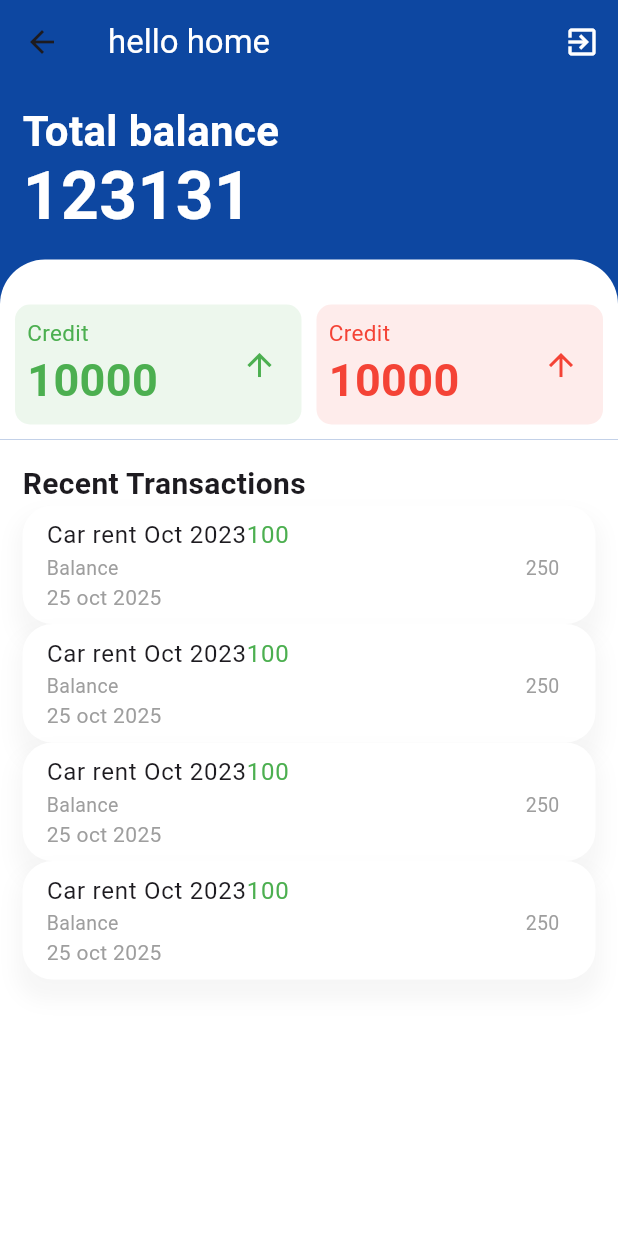
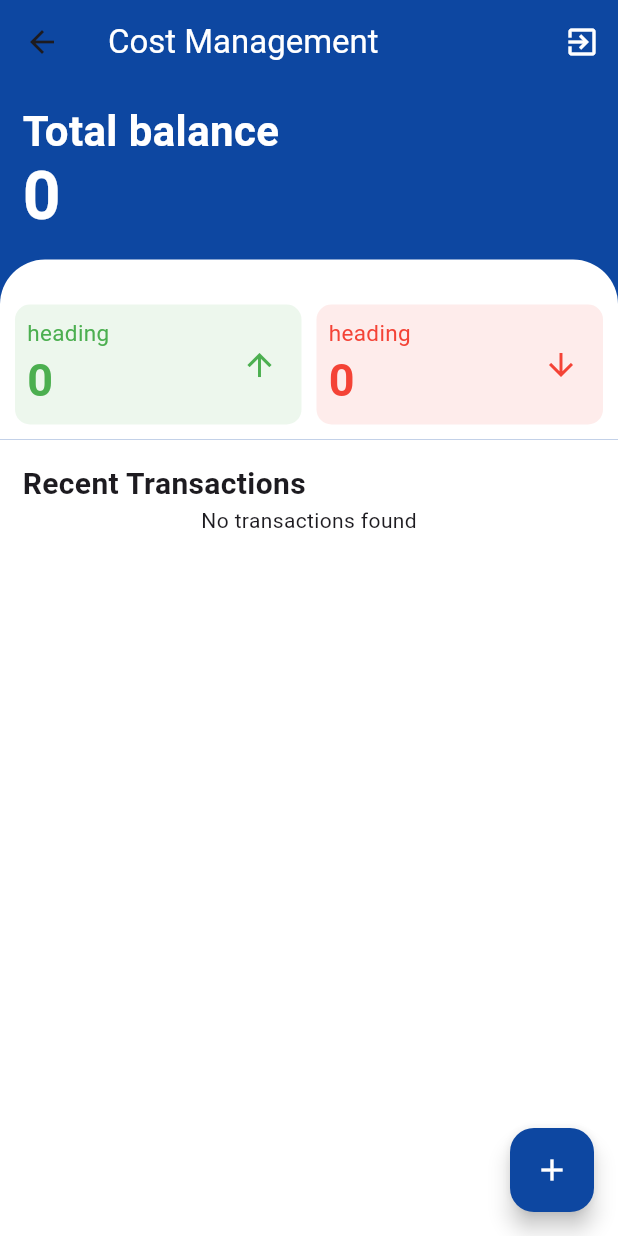
Before and after one commit to minhtrucit02/Cost-Management, a Flutter app: the HomeScreen screen opened directly, on a phone screen of 412 x 824 dp. Run offline on Flutter 3.47's test engine with Material 3 defaults, Android fonts, the phone set to English and light mode, and no system bars; our stand-ins replace cloud_firestore, firebase_auth, firebase_core, font_awesome_flutter; accounts and stored records are empty.

Commit message:
transactions

```diff
--- a/lib/home/Dashboard.dart
+++ b/lib/home/dashboard.dart
@@ -5,6 +5,7 @@ import 'package:flutter/material.dart';
 
 import '../screens/login_screen.dart';
 import '../widgets/navbar.dart';
+
 
 class Dashboard extends StatefulWidget{
   const Dashboard({super.key});
--- a/lib/home/home_screen.dart
+++ b/lib/home/home_screen.dart
@@ -1,3 +1,4 @@
+import 'package:cost_management/widgets/add_transaction_form.dart';
 import 'package:cost_management/widgets/transaction_card.dart';
 import 'package:firebase_auth/firebase_auth.dart';
 import 'package:flutter/material.dart';
@@ -14,6 +15,23 @@ class HomeScreen extends StatefulWidget {
 
 class _HomeScreenState extends State<HomeScreen> {
   var isLogoutLoading = false;
+  final userId = FirebaseAuth.instance.currentUser!.uid;
+
+  // Check if user is authenticated on initial screen load
+  @override
+  void initState() {
+    super.initState();
+
+    // Redirect to Login screen if no user is logged in
+    if (FirebaseAuth.instance.currentUser == null) {
+      Navigator.pushReplacement(
+        context,
+        MaterialPageRoute(builder: (context) => const LoginView()),
+      );
+    }
+  }
+
+  // Logout function
   logout() async {
     setState(() {
       isLogoutLoading = true;
@@ -22,7 +40,7 @@ class _HomeScreenState extends State<HomeScreen> {
 
     Navigator.pushReplacement(
       context,
-      MaterialPageRoute(builder: (context) => LoginView()),
+      MaterialPageRoute(builder: (context) => const LoginView()),
     );
 
     setState(() {
@@ -30,21 +48,45 @@ class _HomeScreenState extends State<HomeScreen> {
     });
   }
 
+  // Show Add Transaction Form dialog
+  _dialoBuilder(BuildContext context) {
+    return showDialog(
+      context: context,
+      builder: (context) {
+        return AlertDialog(
+          content: const AddTransactionForm(),
+        );
+      },
+    );
+  }
+
   @override
   Widget build(BuildContext context) {
     return Scaffold(
+      floatingActionButton: FloatingActionButton(
+        backgroundColor: Colors.blue.shade900,
+        onPressed: () {
+          _dialoBuilder(context);
+        },
+        child: const Icon(
+          Icons.add,
+          color: Colors.white,
+        ),
+      ),
       appBar: AppBar(
         backgroundColor: Colors.blue.shade900,
-        title: Text("hello home", style: TextStyle(color: Colors.white)),
+        title: const Text(
+          "Cost Management",
+          style: TextStyle(color: Colors.white),
+        ),
         actions: [
           IconButton(
             onPressed: () {
               logout();
             },
-            icon:
-                isLogoutLoading
-                    ? CircularProgressIndicator()
-                    : Icon(Icons.exit_to_app, color: Colors.white),
+            icon: isLogoutLoading
+                ? const CircularProgressIndicator()
+                : const Icon(Icons.exit_to_app, color: Colors.white),
           ),
         ],
       ),
@@ -53,8 +95,8 @@ class _HomeScreenState extends State<HomeScreen> {
         color: Colors.white,
         child: Column(
           children: [
-            HeroCard(),
-            TransactionCard()
+            HeroCard(userId: userId),
+            const TransactionCard(),
           ],
         ),
       ),
--- a/lib/main.dart
+++ b/lib/main.dart
@@ -1,4 +1,6 @@
-import 'package:cost_management/home/Dashboard.dart';
+import 'package:cost_management/home/dashboard.dart';
+import 'package:cost_management/home/brackground.dart';
+import 'package:cost_management/home/home_screen.dart';
 import 'package:cost_management/screens/login_screen.dart';
 import 'package:cost_management/screens/sign_up.dart';
 import 'package:cost_management/widgets/auth_gate.dart';
--- a/lib/services/auth_services.dart
+++ b/lib/services/auth_services.dart
@@ -1,15 +1,18 @@
 import 'package:firebase_auth/firebase_auth.dart';
 import 'package:flutter/material.dart';
 
-import '../home/Dashboard.dart';
+import '../home/dashboard.dart';
+import 'db.dart';
 
 class AuthService{
+  var db = Db();
   createUser(data, context) async {
     try {
       final credential = await FirebaseAuth.instance.createUserWithEmailAndPassword(
         email: data['email'],
         password: data['password'],
       );
+      await db.addUser(data, context);
       Navigator.pushReplacement(
         context,
         MaterialPageRoute(builder: (context) => Dashboard()),
--- a/lib/widgets/auth_gate.dart
+++ b/lib/widgets/auth_gate.dart
@@ -1,4 +1,4 @@
-import 'package:cost_management/home/Dashboard.dart';
+import 'package:cost_management/home/dashboard.dart';
 import 'package:cost_management/screens/login_screen.dart';
 import 'package:firebase_auth/firebase_auth.dart';
 import 'package:flutter/material.dart';
--- a/lib/widgets/card.dart
+++ b/lib/widgets/card.dart
@@ -1,8 +1,40 @@
 
+import 'package:cloud_firestore/cloud_firestore.dart';
 import 'package:flutter/material.dart';
 
 class HeroCard extends StatelessWidget {
-  const HeroCard({super.key});
+  const HeroCard({super.key, required this.userId});
+
+  final String userId;
+  @override
+  Widget build(BuildContext context) {
+    final Stream<DocumentSnapshot> usersStream = FirebaseFirestore.instance
+        .collection('users').doc(userId).snapshots();
+    return StreamBuilder<DocumentSnapshot>(
+        stream: usersStream,
+        builder: (BuildContext context, AsyncSnapshot<DocumentSnapshot> snapshot){
+          if(snapshot.hasError){
+            return Text("Some thing went wrong");
+          }
+          if(!snapshot.hasData || !snapshot.data!.exists){
+            return const Text("Document does not exits");
+          }
+          if(snapshot.connectionState == ConnectionState.waiting){
+            return Text("Loading");
+          }
+          var data = snapshot.data!.data() as Map<String, dynamic>;
+          return Cards(
+            data: data,
+          );
+        }
+    );
+  }
+
+}
+class Cards extends StatelessWidget{
+  const Cards({super.key, required this.data});
+
+  final Map data;
 
   @override
   Widget build(BuildContext context) {
@@ -27,7 +59,7 @@ class HeroCard extends StatelessWidget {
                 ),
 
                 Text(
-                  '123131',
+                  '${data['remainingAmount']}',
                   style: TextStyle(
                     fontSize: 44,
                     color: Colors.white,
@@ -50,9 +82,9 @@ class HeroCard extends StatelessWidget {
             ),
             child: Row(
               children: [
-                CardOne(color: Colors.green),
+                CardOne(color: Colors.green,heading: 'Credit',amount: "${data['totalCredit']}",),
                 SizedBox(width: 10),
-                CardOne(color: Colors.red),
+                CardOne(color: Colors.red,heading: 'Debit',amount: "${data['totalDebit']}",),
               ],
             ),
           ),
@@ -63,9 +95,10 @@ class HeroCard extends StatelessWidget {
 }
 
 class CardOne extends StatelessWidget {
-  const CardOne({super.key, required this.color});
+  const CardOne({super.key, required this.color, required this.heading, required this.amount});
   final Color color;
-
+  final String heading;
+  final String amount;
   @override
   Widget build(BuildContext context) {
     return Expanded(
@@ -81,9 +114,9 @@ class CardOne extends StatelessWidget {
               Column(
                 crossAxisAlignment: CrossAxisAlignment.start,
                 children: [
-                  Text("Credit", style: TextStyle(color: color, fontSize: 15)),
+                  Text("heading", style: TextStyle(color: color, fontSize: 15)),
                   Text(
-                    "10000",
+                    amount,
                     style: TextStyle(
                       color: color,
                       fontSize: 30,
@@ -95,7 +128,9 @@ class CardOne extends StatelessWidget {
               Spacer(),
               Padding(
                 padding: const EdgeInsets.all(8.0),
-                child: Icon(Icons.arrow_upward_outlined, color: color),
+                child: Icon(
+                    heading == 'Credit'?
+                    Icons.arrow_upward_outlined : Icons.arrow_downward_outlined, color: color),
               ),
             ],
           ),
--- /dev/null
+++ b/lib/widgets/recent_transactions_list.dart
@@ -0,0 +1,45 @@
+import 'package:cloud_firestore/cloud_firestore.dart';
+import 'package:cost_management/widgets/tran_card.dart';
+import 'package:firebase_auth/firebase_auth.dart';
+import 'package:flutter/material.dart';
+
+class RecentTransactionList extends StatelessWidget {
+  RecentTransactionList({super.key});
+  final userId = FirebaseAuth.instance.currentUser!.uid;
+
+  @override
+  Widget build(BuildContext context) {
+    return StreamBuilder<QuerySnapshot>(
+      stream: FirebaseFirestore.instance
+          .collection('users')
+          .doc(userId)
+          .collection('transactions')
+          .orderBy('timestamp', descending: true)
+          .snapshots(),
+      builder: (BuildContext context, AsyncSnapshot<QuerySnapshot> snapshot) {
+        if (snapshot.hasError) {
+          return const Center(child: Text('Something went wrong, please try again.'));
+        }
+
+        if (snapshot.connectionState == ConnectionState.waiting) {
+          return const Center(child: CircularProgressIndicator());
+        }
+
+        if (!snapshot.hasData || snapshot.data!.docs.isEmpty) {
+          return const Center(child: Text("No transactions found"));
+        }
+
+        var data = snapshot.data!.docs;
+        return ListView.builder(
+          shrinkWrap: true,
+          itemCount: data.length,
+          physics: const NeverScrollableScrollPhysics(),
+          itemBuilder: (context, index) {
+            var cardData = data[index];
+            return TranCard(data: cardData);
+          },
+        );
+      },
+    );
+  }
+}
--- a/lib/widgets/transaction_card.dart
+++ b/lib/widgets/transaction_card.dart
@@ -1,69 +1,24 @@
+import 'package:cost_management/widgets/recent_transactions_list.dart';
 import 'package:flutter/material.dart';
 
-class TransactionCard extends StatelessWidget{
+class TransactionCard extends StatelessWidget {
   const TransactionCard({super.key});
 
   @override
   Widget build(BuildContext context) {
     return Padding(
-      padding:  const EdgeInsets.all(15),
+      padding: const EdgeInsets.all(15),
       child: Column(
         children: [
           Row(
             children: [
               Text(
-                  "Recent Transactions",
+                "Recent Transactions",
                 style: TextStyle(fontSize: 20, fontWeight: FontWeight.w600),
               ),
             ],
           ),
-          ListView.builder(
-              shrinkWrap: true,
-              itemCount: 4,
-              physics: NeverScrollableScrollPhysics(),
-              itemBuilder: (context,index) {
-                return Container(
-                    decoration: BoxDecoration(
-                        color: Colors.white,
-                        borderRadius: BorderRadius.circular(20),
-                        boxShadow: [
-                          BoxShadow(
-                              offset: Offset(0, 10),
-                              color: Colors.grey.withOpacity(0.09),
-                              blurRadius: 10.0,
-                              spreadRadius: 4.0
-                          )
-                        ]
-                    ),
-
-                    child: ListTile(
-                      title: Row(
-                        children: [
-                          Text("Car rent Oct 2023"),
-                          Text("100",
-                            style: TextStyle(color: Colors.green),)
-                        ],
-                      ),
-                      subtitle: Column(
-                        mainAxisAlignment: MainAxisAlignment.start,
-                        crossAxisAlignment: CrossAxisAlignment.start,
-                        children: [
-                          Row(children: [
-                            Text("Balance", style: TextStyle(
-                                color: Colors.grey, fontSize: 13)),
-                            Spacer(),
-                            Text("250", style: TextStyle(
-                                color: Colors.grey, fontSize: 13),
-                            ),
-                          ],),
-                          Text("25 oct 2025",
-                              style: TextStyle(color: Colors.grey)),
-                        ],
-                      ),
-                    )
-                );
-              }
-          ),
+          RecentTransactionList(),
         ],
       ),
     );
--- a/pubspec.yaml
+++ b/pubspec.yaml
@@ -33,6 +33,9 @@ dependencies:
   firebase_core: ^3.12.1
   firebase_auth: ^5.5.1
   cloud_firestore: ^5.6.5
+  font_awesome_flutter: ^10.8.0
+  uuid: ^4.5.1
+  intl: ^0.20.2
 
   # The following adds the Cupertino Icons font to your application.
   # Use with the CupertinoIcons class for iOS style icons.
```
Also changed, not shown: lib/home/brackground.dart (+67 -0 lines), lib/screens/login_screen.dart (+47 -51 lines), lib/screens/sign_up.dart (+5 -7 lines), lib/services/db.dart (added, +25 -0 lines), lib/utils/AppValidator.dart (+7 -0 lines), lib/utils/icon_list.dart (added, +35 -0 lines), lib/widgets/add_transaction_form.dart (added, +142 -0 lines), lib/widgets/category_dropdown.dart (added, +45 -0 lines), lib/widgets/tran_card.dart (added, +78 -0 lines), pubspec.lock.
